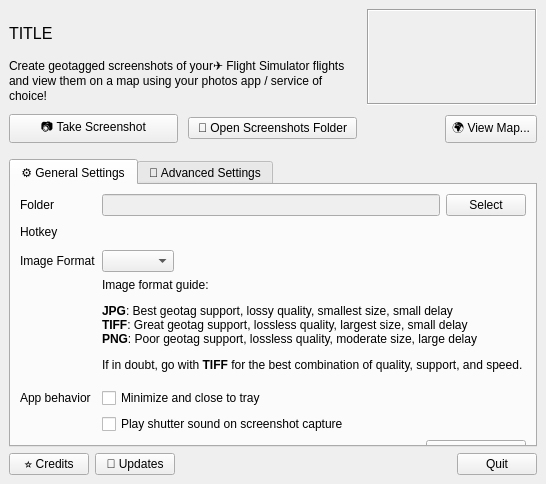
Old version of the form qtdesigner/main_window.ui in the repository pyviator/msfs-geoshot.
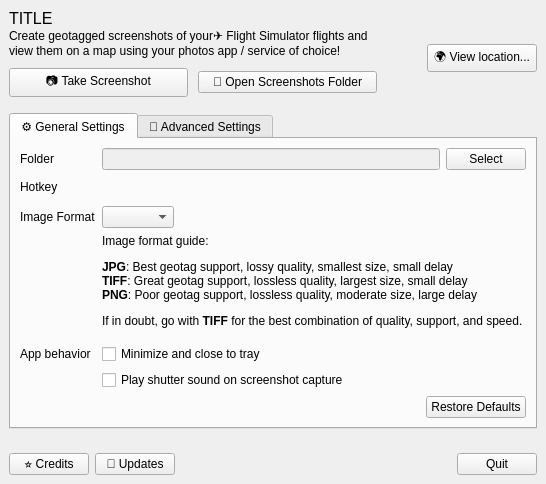
New version of the form.

Commit message: Make thumbnail clickable using custom thumbnail widget

The edit to the form file:
```diff
--- a/qtdesigner/main_window.ui
+++ b/qtdesigner/main_window.ui
@@ -142,34 +142,6 @@
         </item>
         <item>
          <layout class="QVBoxLayout" name="thumbnail_layout">
-          <item>
-           <widget class="QLabel" name="thumbnail">
-            <property name="minimumSize">
-             <size>
-              <width>170</width>
-              <height>96</height>
-             </size>
-            </property>
-            <property name="maximumSize">
-             <size>
-              <width>16777215</width>
-              <height>96</height>
-             </size>
-            </property>
-            <property name="frameShape">
-             <enum>QFrame::Box</enum>
-            </property>
-            <property name="frameShadow">
-             <enum>QFrame::Sunken</enum>
-            </property>
-            <property name="text">
-             <string/>
-            </property>
-            <property name="alignment">
-             <set>Qt::AlignRight|Qt::AlignTrailing|Qt::AlignVCenter</set>
-            </property>
-           </widget>
-          </item>
           <item>
            <spacer name="verticalSpacer_10">
             <property name="orientation">
@@ -204,7 +176,7 @@
             <item>
              <widget class="QToolButton" name="view_last_location">
               <property name="text">
-               <string>🌍 View Map...</string>
+               <string>🌍 View location...</string>
               </property>
              </widget>
             </item>
```
The commit also changes 2 other files.
